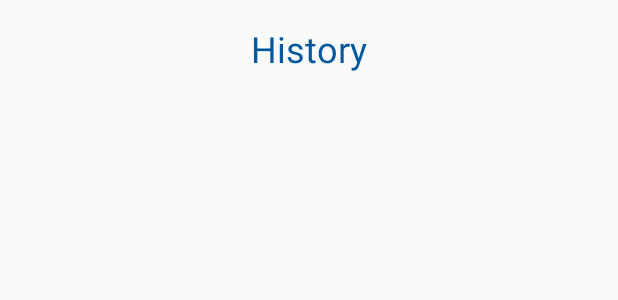
After one commit to ethanzxlee/Magic8Ball_Android, an Android app: the layout activity_history.xml on its own in the app's theme, with its tools: preview values and no code run, on a phone screen of 412 x 824 dp. The commit adds this screen. Shown: the top 300 px of the screen. Run offline under Robolectric (Android 15) with nearby library versions, the phone set to English and light mode, and no system bars.

Commit message:
Implements QuestionResponseModel and HistoryActivity

```diff
--- a/app/src/main/AndroidManifest.xml
+++ b/app/src/main/AndroidManifest.xml
@@ -15,6 +15,7 @@
                 <category android:name="android.intent.category.LAUNCHER" />
             </intent-filter>
         </activity>
+        <activity android:name=".HistoryActivity"></activity>
     </application>
 
 </manifest>
--- /dev/null
+++ b/app/src/main/res/layout/activity_history.xml
@@ -0,0 +1,29 @@
+<?xml version="1.0" encoding="utf-8"?>
+<RelativeLayout xmlns:android="http://schemas.android.com/apk/res/android"
+    xmlns:tools="http://schemas.android.com/tools"
+    android:layout_width="match_parent"
+    android:layout_height="match_parent"
+    android:paddingBottom="@dimen/activity_vertical_margin"
+    android:paddingLeft="@dimen/activity_horizontal_margin"
+    android:paddingRight="@dimen/activity_horizontal_margin"
+    android:paddingTop="@dimen/activity_vertical_margin"
+    tools:context="com.zhexian.magic8ball.HistoryActivity">
+
+    <TextView
+        android:id="@+id/historyTitleTextView"
+        android:layout_width="wrap_content"
+        android:layout_height="wrap_content"
+        android:layout_alignParentTop="true"
+        android:layout_centerHorizontal="true"
+        android:text="History"
+        android:textColor="@color/colorAccent"
+        style="@style/Base.TextAppearance.AppCompat.Headline" />
+
+    <ListView
+        android:layout_width="match_parent"
+        android:layout_height="match_parent"
+        android:id="@+id/historyListView"
+        android:layout_marginTop="@dimen/activity_vertical_margin"
+        android:layout_below="@id/historyTitleTextView" />
+
+</RelativeLayout>
--- a/app/src/main/res/values/styles.xml
+++ b/app/src/main/res/values/styles.xml
@@ -1,7 +1,7 @@
 <resources>
 
     <!-- Base application theme. -->
-    <style name="AppTheme" parent="Theme.AppCompat.Light">
+    <style name="AppTheme" parent="Theme.AppCompat.Light.NoActionBar">
         <!-- Customize your theme here. -->
         <item name="colorPrimary">@color/colorPrimary</item>
         <item name="colorPrimaryDark">@color/colorPrimaryDark</item>
```
Also changed, not shown: app/src/main/java/com/zhexian/magic8ball/HistoryActivity.java (added, +29 -0 lines), app/src/main/java/com/zhexian/magic8ball/MainActivity.java (+50 -6 lines), app/src/main/java/com/zhexian/magic8ball/QuestionResponseModel.java (added, +33 -0 lines), app/src/main/java/com/zhexian/magic8ball/QuestionResponseModelArrayAdapter.java (added, +49 -0 lines), app/src/main/res/layout/activity_main.xml (+3 -4 lines).
